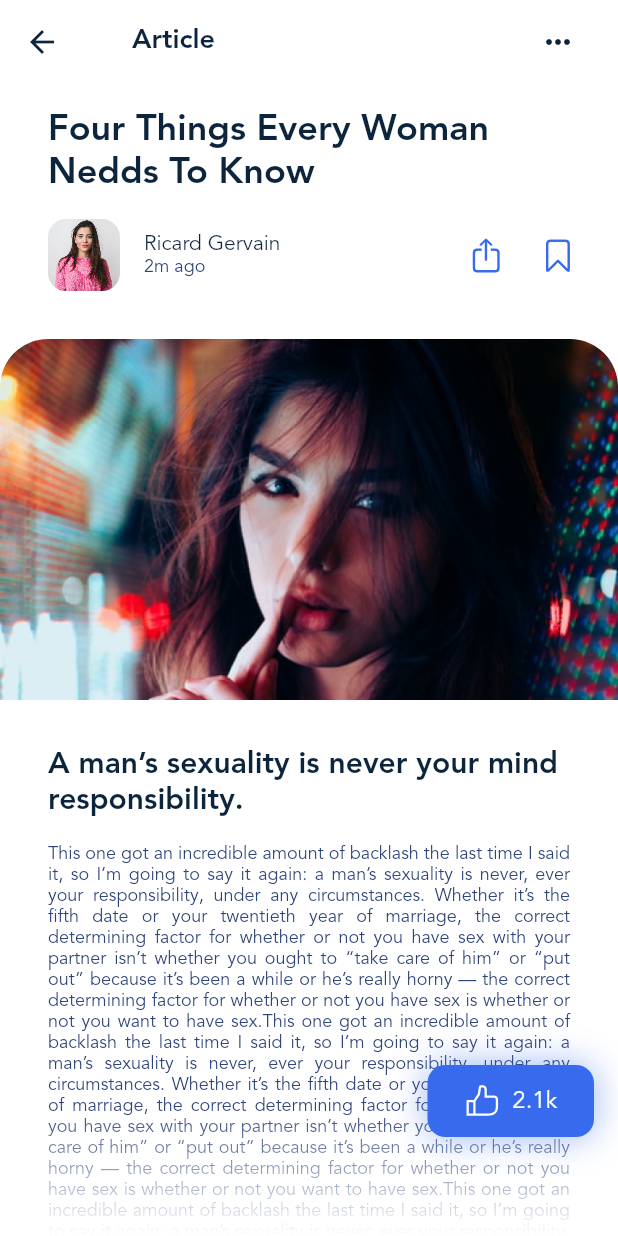
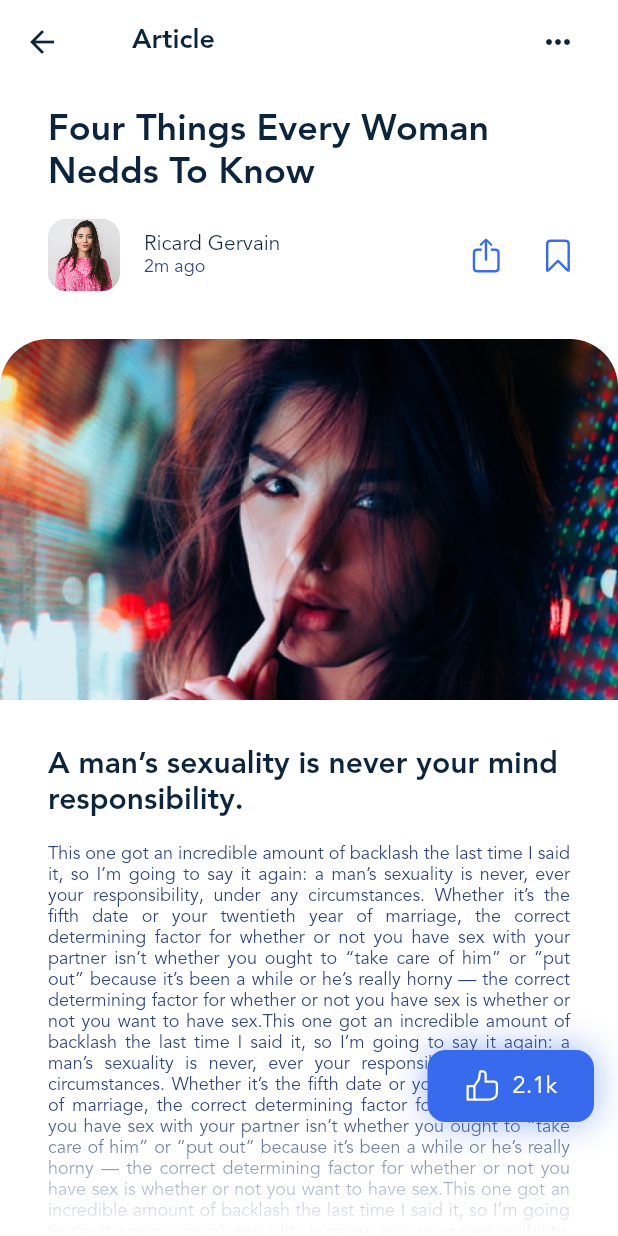
Before and after one commit to solgi-7/Blog-Club, a Flutter app: the ArticleScreen screen opened directly, on a phone screen of 412 x 824 dp. Run offline on Flutter 3.47's test engine with Material 2 defaults, Android fonts, the light colour scheme and no system bars; our stand-ins replace dotted_border, flutter_svg, smooth_page_indicator.

Commit message:
final changes-dev version

```diff
--- a/lib/article.dart
+++ b/lib/article.dart
@@ -106,7 +106,8 @@ class ArticleScreen extends StatelessWidget {
                     style: themeData.textTheme.bodyText2,
                     textAlign: TextAlign.justify,
                   ),
-                )
+                ),
+                const SizedBox(height: 60,),
               ])),
             ],
           ),
@@ -130,7 +131,7 @@ class ArticleScreen extends StatelessWidget {
         ],
       ),
       floatingActionButton: Container(
-        margin: const EdgeInsets.only(bottom: 50),
+        margin: const EdgeInsets.only(bottom: 60),
         width: 111,
         height: 48,
         decoration: BoxDecoration(
--- a/lib/home.dart
+++ b/lib/home.dart
@@ -52,6 +52,8 @@ class HomeScreen extends StatelessWidget {
               const SizedBox(
                 height: 32,
               ),
+              const SizedBox(height: 40,),
+
             ],
           ),
         ),
--- a/lib/main.dart
+++ b/lib/main.dart
@@ -110,7 +110,7 @@ class MyApp extends StatelessWidget {
       //     Positioned(bottom: 0, right: 0, left: 0, child: _ButtomNavigation()),
       //   ],
       // ),
-      home: const MainScreen(),
+      home: const SplashScreen(),
     );
   }
 }
--- a/lib/onboarding.dart
+++ b/lib/onboarding.dart
@@ -1,7 +1,6 @@
 import 'package:blog_club/auth.dart';
 import 'package:blog_club/data.dart';
 import 'package:blog_club/gen/assets.gen.dart';
-import 'package:blog_club/home.dart';
 import 'package:flutter/cupertino.dart';
 import 'package:flutter/material.dart';
 import 'package:smooth_page_indicator/smooth_page_indicator.dart';
--- a/lib/profile.dart
+++ b/lib/profile.dart
@@ -256,6 +256,8 @@ class ProfileScreen extends StatelessWidget {
                 ],
               ),
             ),
+            const SizedBox(height: 60,),
+
           ],
               ),
             ),
```
Also changed, not shown: lib/auth.dart (+13 -4 lines).
